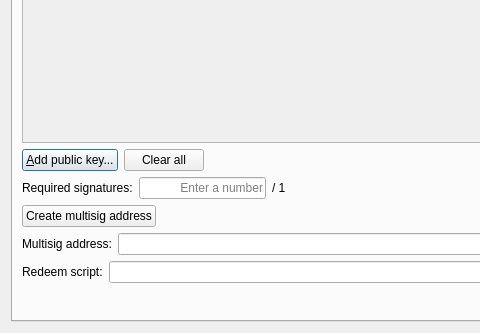
Before: the Qt Designer form src/qt/forms/multisigdialog.ui in mcastillo0724/novacoin, drawn with Qt 5; both pictures show x 0 to 480 and y 262 to 595 of the 1327 by 595 pixel window.
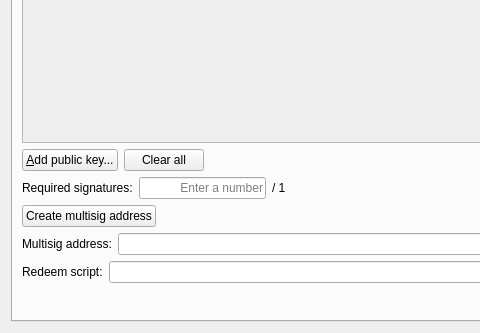
After: the same form once the commit is applied. Icons and pictures are not drawn.

Commit message: Окно для работы с мультиподписью теперь QWidget

```diff
--- a/src/qt/forms/multisigdialog.ui
+++ b/src/qt/forms/multisigdialog.ui
@@ -1,7 +1,7 @@
 <?xml version="1.0" encoding="UTF-8"?>
 <ui version="4.0">
  <class>MultisigDialog</class>
- <widget class="QDialog" name="MultisigDialog">
+ <widget class="QWidget" name="MultisigDialog">
   <property name="geometry">
    <rect>
     <x>0</x>
```
The commit also changes 3 other files.
